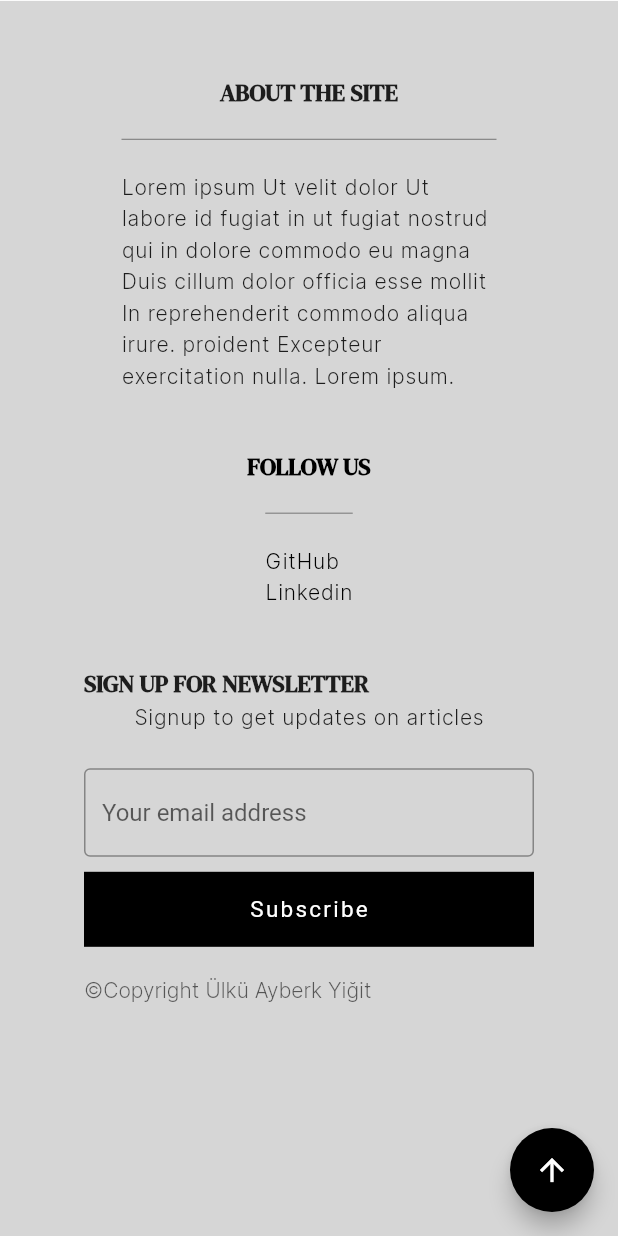
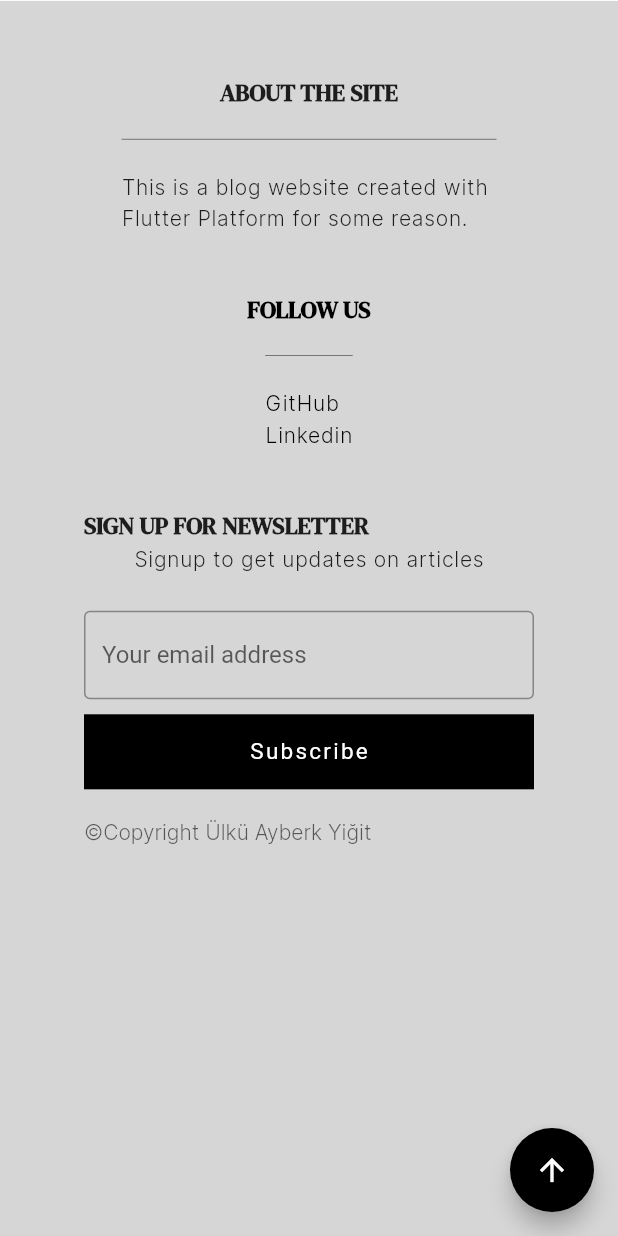
Before and after one commit to pnzrkmpfwgn/my-blog, a Flutter app: the screen it shows after launch, scrolled down 1977 dp, on a phone screen of 412 x 824 dp. Run offline on Flutter 3.47's test engine with Material 2 defaults, Android fonts, the phone set to English and light mode, and no system bars; our stand-ins replace carousel_slider; missing offline and left inert: footer; project files that could hold a hidden picture were left out.

Commit message:
Project finished

```diff
--- a/lib/utils/footer.dart
+++ b/lib/utils/footer.dart
@@ -46,9 +46,7 @@ class FooterDesktop extends StatelessWidget {
                                     top: BorderSide(width: 0.3,color: Colors.black)
                                 )
                             ),
-                            child: const Text("Lorem ipsum Ut velit dolor Ut labore id fugiat in ut fugiat nostrud qui in dolore commodo "
-                                "eu magna Duis cillum dolor officia esse mollit In reprehenderit commodo aliqua irure."
-                                " proident Excepteur exercitation nulla. Lorem ipsum. ",
+                            child: const Text("This is a blog website created with Flutter Platform for some reason.",
                                 style:TextStyle(fontFamily: "Inter",letterSpacing: 0.5,height: 1.5)
                             ),
                           )
@@ -186,9 +184,7 @@ class FooterDesktop extends StatelessWidget {
                                 top: BorderSide(width: 0.3,color: Colors.black)
                             )
                         ),
-                        child: const Text("Lorem ipsum Ut velit dolor Ut labore id fugiat in ut fugiat nostrud qui in dolore commodo "
-                            "eu magna Duis cillum dolor officia esse mollit In reprehenderit commodo aliqua irure."
-                            " proident Excepteur exercitation nulla. Lorem ipsum. ",
+                        child: const Text("This is a blog website created with Flutter Platform for some reason.",
                             style:TextStyle(fontFamily: "Inter",letterSpacing: 0.5,height: 1.5)
                         ),
                       )
```
